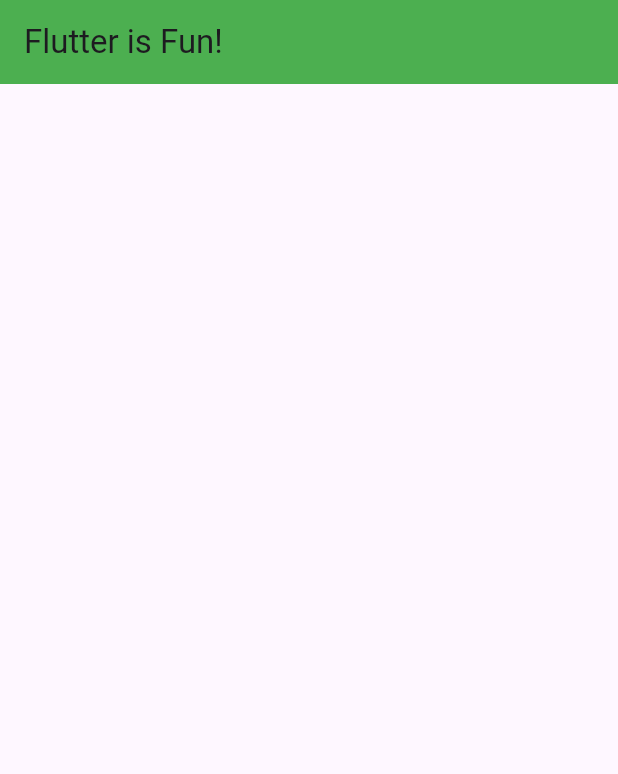
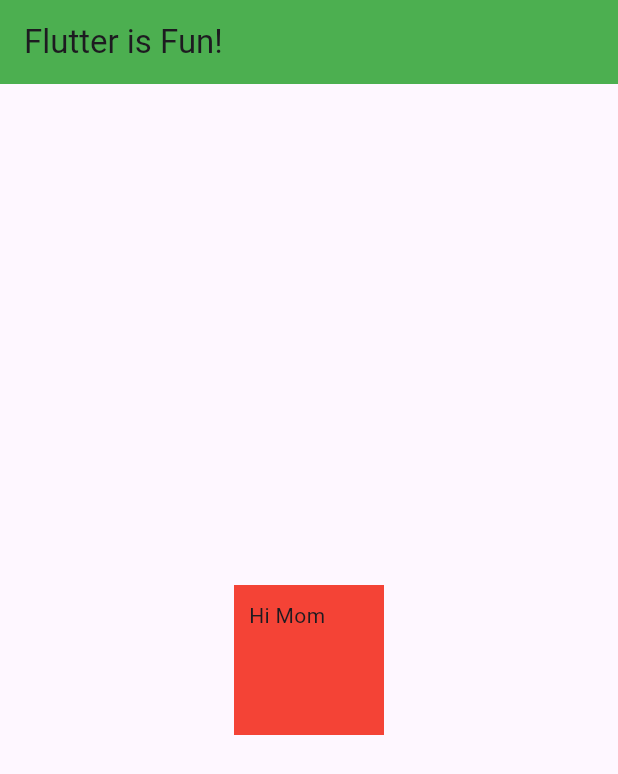
Before and after one commit to FJoey/Fireship-Tutorial, a Flutter app: the screen it shows after launch, on a phone screen of 412 x 824 dp. Shown: the top 774 px of the screen. Run offline on Flutter 3.47's test engine with Material 3 defaults, Android fonts, the phone set to English and light mode, and no system bars.

Commit message:
Container

```diff
--- a/lib/main.dart
+++ b/lib/main.dart
@@ -17,6 +17,17 @@ class MyApp extends StatelessWidget {
         appBar: AppBar(backgroundColor: Colors.green,
         title: const Text('Flutter is Fun!'),
         ),
+
+        body: Center(
+          child: Container(
+            child: const Text('Hi Mom'),
+            margin: const EdgeInsets.all(100),
+            padding: const EdgeInsets.all(10),
+            color: Colors.red,
+            height: 100,
+            width: 100,
+          ),
+        )
       ),
     );
   }
```
